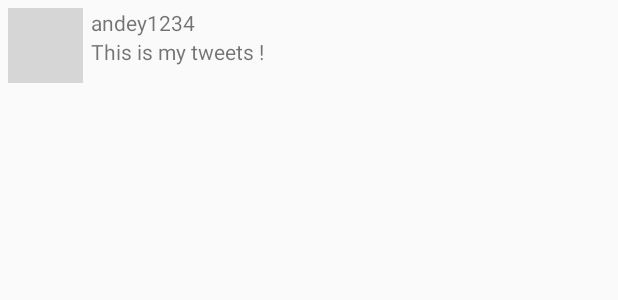
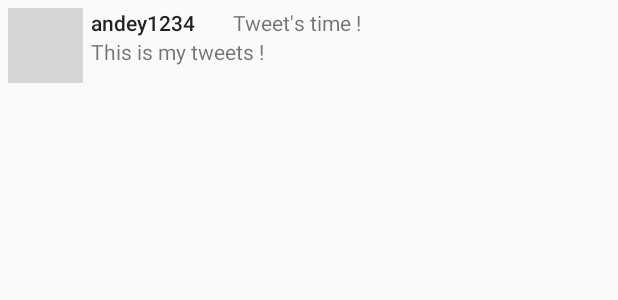
Before and after one commit to Albert4940/SimpleTwitter, an Android app: the layout item_tweet.xml on its own in the app's theme, with its tools: preview values and no code run, on a phone screen of 412 x 824 dp. Shown: the top 300 px of the screen. Run offline under Robolectric (Android 15) with nearby library versions, the phone set to English and light mode, and no system bars; grey boxes are pictures that could not be loaded.

Commit message:
I add a timestamp in my app

```diff
--- a/app/src/main/java/com/codepath/apps/restclienttemplate/TweetsAdapter.java
+++ b/app/src/main/java/com/codepath/apps/restclienttemplate/TweetsAdapter.java
@@ -44,6 +44,7 @@ public class TweetsAdapter extends RecyclerView.Adapter<TweetsAdapter.ViewHolder
         viewHolder.tvBody.setText(tweet.body);
         viewHolder.tvScreenName.setText(tweet.user.screenName);
         Glide.with(context).load(tweet.user.profileImageUrl).into(viewHolder.ivProfileImage);
+        viewHolder.tvTime.setText(tweet.getFormattedTimestamp(tweet.createdAt));
 
     }
 
@@ -58,12 +59,14 @@ public class TweetsAdapter extends RecyclerView.Adapter<TweetsAdapter.ViewHolder
         public ImageView ivProfileImage;
         public TextView tvScreenName;
         public TextView tvBody;
+        public TextView tvTime;
 
         public ViewHolder(@NonNull View itemView) {
             super(itemView);
             ivProfileImage=itemView.findViewById(R.id.ivProfileImage);
             tvScreenName =itemView.findViewById(R.id.tvScreenName);
             tvBody=itemView.findViewById(R.id.tvBody);
+            tvTime=itemView.findViewById(R.id.tvTimesTamp);
         }
     }
 }
--- a/app/src/main/res/layout/item_tweet.xml
+++ b/app/src/main/res/layout/item_tweet.xml
@@ -22,7 +22,16 @@
         android:layout_height="wrap_content"
         android:layout_alignParentTop="true"
         android:layout_toEndOf="@id/ivProfileImage"
+        android:textAppearance="@style/TextAppearance.AppCompat.Body2"
         tools:text="andey1234" />
+
+    <TextView
+        android:id="@+id/tvTimesTamp"
+        android:layout_width="wrap_content"
+        android:layout_height="wrap_content"
+        android:layout_marginLeft="25dp"
+        android:layout_toEndOf="@+id/tvScreenName"
+        tools:text="Tweet's time !" />
 
     <TextView
         android:id="@+id/tvBody"
@@ -31,4 +40,6 @@
         android:layout_below="@id/tvScreenName"
         android:layout_toEndOf="@+id/ivProfileImage"
         tools:text="This is my tweets !" />
+
+
 </RelativeLayout>
```
Also changed, not shown: app/src/main/java/com/codepath/apps/restclienttemplate/TimeFormatter.java (added, +77 -0 lines), app/src/main/java/com/codepath/apps/restclienttemplate/models/Tweet.java (+10 -0 lines).
